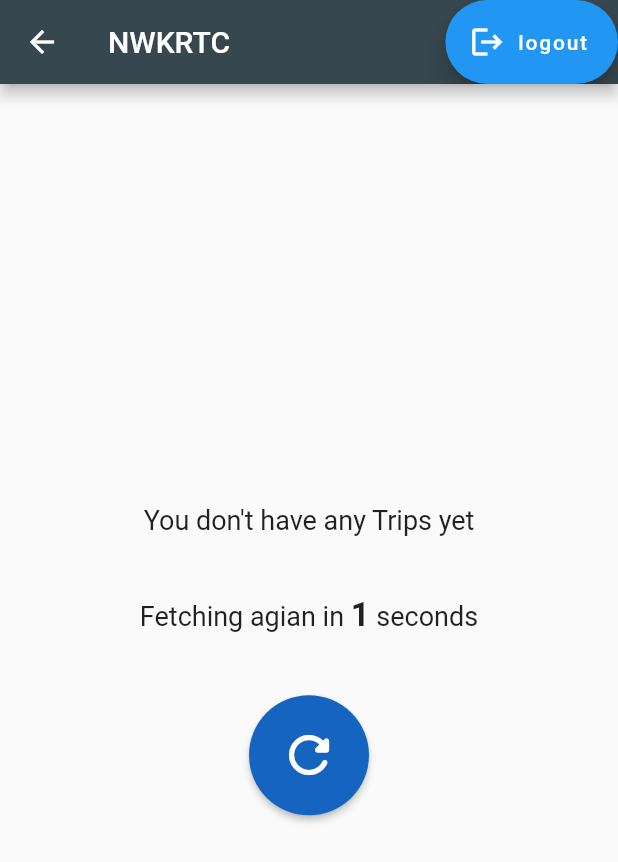
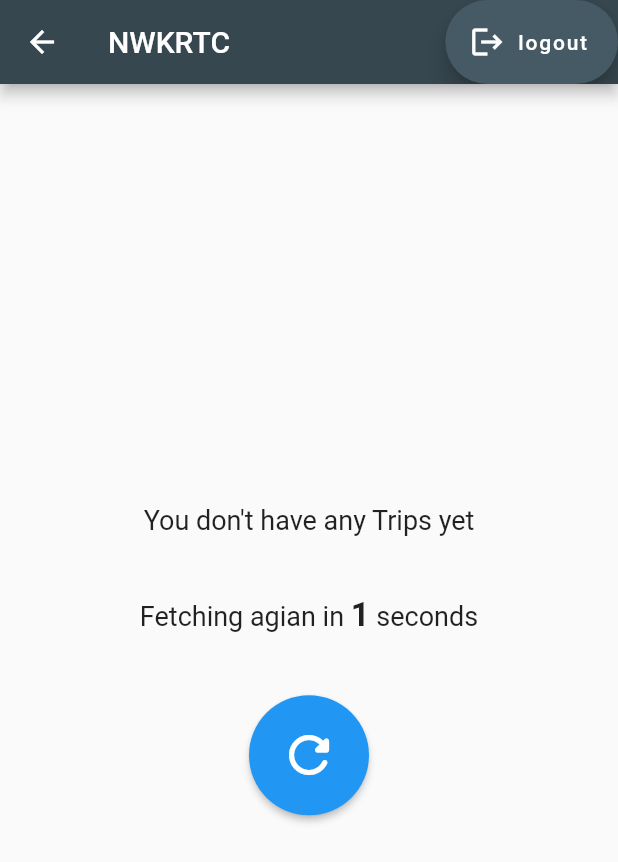
Before and after one commit to NWKRTC-Tracking/flutter, a Flutter app: the sendLocation screen opened directly, on a phone screen of 412 x 824 dp. Shown: the top 862 px of the screen. Run offline on Flutter 3.47's test engine with Material 2 defaults, Android fonts, the phone set to English and light mode, and no system bars; our stand-ins replace animated_splash_screen, flutter_map, flutter_secure_storage, flutter_spinkit, fluttertoast, latlong2 and 3 more; missing offline and left inert: android_intent_plus, app_settings, dart:ffi, fl_location, flutter_foreground_task, flutter_map_marker_cluster; accounts and stored records are empty; network calls fail.

Commit message:
made navbar function

```diff
--- a/bus_tracking/lib/pages/sendLocation.dart
+++ b/bus_tracking/lib/pages/sendLocation.dart
@@ -608,41 +608,27 @@ class _sendLocationState extends State<sendLocation> {
 
   Widget buildFetchTrips(){
     return isFetching? CustomSpinnerWithTitle :Scaffold(
-      appBar: AppBar(
-      title: Text("NWKRTC"),
-      actions: [
-                FloatingActionButton.extended(onPressed: (){
-                  storage.deleteAll();
-                  timer?.cancel();
-                  Navigator.pushReplacementNamed(context, '/');
-                },
-                icon: Icon(Icons.logout,color: Colors.white,
-                ),
-                label: Text('logout',style: TextStyle(color: Colors.white),))
-            ],
-      backgroundColor: Colors.blueGrey[800],
-
-      ),
+      appBar: navBarWithLogout(),
       body: Column(
         mainAxisAlignment: MainAxisAlignment.center,
         crossAxisAlignment: CrossAxisAlignment.center,
         children: [
-         Center(
+         const Center(
            child: Text(
             "You don't have any Trips yet",
              style: TextStyle(fontSize: 18),
           ),
          ),
-         SizedBox(height: 40,),
+         const SizedBox(height: 40,),
          Row(
           mainAxisAlignment: MainAxisAlignment.center,
           children: [
-          Text("Fetching agian in " , style: TextStyle(fontSize: 18), ),
-          Text("$fetchTripsIn", style: TextStyle(fontSize: 22, fontWeight: FontWeight.bold),),
-          Text(" seconds",  style: TextStyle(fontSize: 18), ),
+          const Text("Fetching agian in " , style: TextStyle(fontSize: 18), ),
+          Text("$fetchTripsIn", style: const TextStyle(fontSize: 22, fontWeight: FontWeight.bold),),
+          const Text(" seconds",  style: TextStyle(fontSize: 18), ),
           ],
          ),
-         SizedBox(height: 40,),
+        const SizedBox(height: 40,),
         ElevatedButton(onPressed: (){
           setState(() {
             fetchTripsIn = FetchFrequency;
@@ -650,20 +636,40 @@ class _sendLocationState extends State<sendLocation> {
           });
           getTrips();
         },
-        child: Icon(
+        style: ElevatedButton.styleFrom(
+          // backgroundColor: Colors.blue[800],
+          shape: const CircleBorder(),
+          padding: const EdgeInsets.all(20),
+
+        ),
+        child: const Icon(
 
           Icons.refresh_rounded,
           size: 40,
         ),
-        style: ElevatedButton.styleFrom(
-          primary: Colors.blue[800],
-          shape: CircleBorder(),
-          padding: EdgeInsets.all(20),
-
-        ),
         ) ,
 
       ]),
+    );
+  }
+
+  AppBar navBarWithLogout() {
+    return AppBar(
+    title: Text("NWKRTC"),
+    actions: [
+              FloatingActionButton.extended(
+                onPressed: (){
+                storage.deleteAll();
+                timer?.cancel();
+                Navigator.pushReplacementNamed(context, '/');
+              },
+              backgroundColor: Colors.blueGrey[700],
+              icon: Icon(Icons.logout,color: Colors.white,
+              ),
+              label: Text('logout',style: TextStyle(color: Colors.white),))
+          ],
+    backgroundColor: Colors.blueGrey[800],
+
     );
   }
 
@@ -678,28 +684,16 @@ class _sendLocationState extends State<sendLocation> {
     return WithForegroundTask(
       child: SafeArea(
         child: Scaffold(
-          appBar: AppBar(
-            backgroundColor: Colors.blueGrey[800],
-            title: Text('NWKRTC'),
-            actions: [
-                FloatingActionButton.extended(onPressed: (){
-                  _stopForegroundTask();
-                  storage.deleteAll();
-                  Navigator.pushReplacementNamed(context, '/');
-                },
-                // backgroundColor: Colors.blueGrey[900],
-                icon: Icon(Icons.logout,color: Colors.white,
-                ),
-                label: Text('logout',style: TextStyle(color: Colors.white),))
-              ],
-          ),
+          appBar: navBarWithLogout(),
           body: Column(
 
             children: <Widget>[
               Offline(isOffline: isOffline),
               Expanded(
                 child: Center(
-                  child: ElevatedButton(onPressed:(){
+                  child: ElevatedButton(
+
+                    onPressed:(){
                       // isTripStarted ? _stopForegroundTask(): _startForegroundTask();
 
                       if(isTripStarted){
@@ -736,7 +730,8 @@ class _sendLocationState extends State<sendLocation> {
                   ),
 
 
-                    ),),
+                    ),
+                    ),
                   ),
             Expanded(
               child: ListView(children: <Widget>[
```
